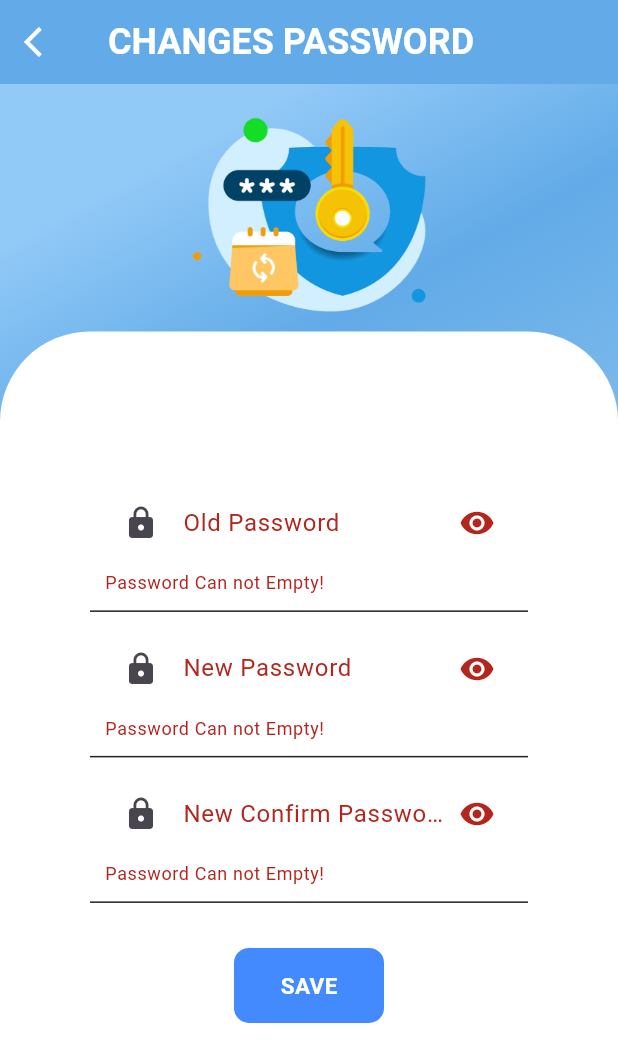
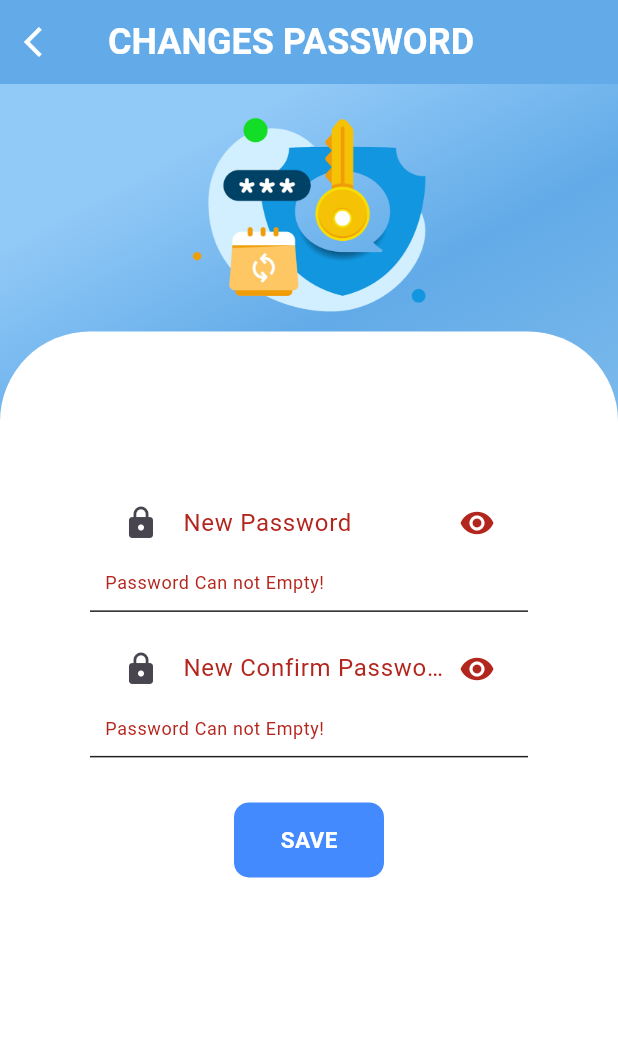
Before and after one commit to dimasAndri1412/FlutterApps-TogetherApps, a Flutter app: the ChangesPasswordMenu screen opened directly, after a tap on "SAVE", on a phone screen of 412 x 824 dp. Shown: the top 1062 px of the screen. Run offline on Flutter 3.47's test engine with Material 3 defaults, Android fonts, the phone set to English and light mode, and no system bars; our stand-ins replace drop_shadow_image, dropdown_search, faker, flutter_slidable, get, intl_phone_field and 1 more; missing offline and left inert: dropdownfield2, mailer.

Commit message:
penambahan changes password

```diff
--- a/lib/ChangesPasswordPage/ChangesPasswordField.dart
+++ b/lib/ChangesPasswordPage/ChangesPasswordField.dart
@@ -37,41 +37,6 @@ class _ChangesPasswordFieldState extends State<ChangesPasswordField> {
                 border: Border(bottom: BorderSide(color: Colors.black87))
             ),
             child: TextFormField(
-              controller: PassController,
-              obscureText: passHide,
-              decoration: InputDecoration(
-                  border: InputBorder.none,
-                  labelText: "Old Password",
-                  hintText: "Please Insert your Default password",
-                  hintStyle: TextStyle(
-                    color: Colors.black12,
-                  ),
-                  prefixIcon: Icon(Icons.lock),
-                  suffixIcon: IconButton(
-                    icon: Icon(
-                        passHide ? Icons.visibility_off :
-                        Icons.visibility
-                    ),
-                    onPressed: () {
-                      setState(() {
-                        passHide = !passHide;
-                      });
-                    },
-                  )
-              ),
-              validator: (value) {
-                if (value == null || value.isEmpty) {
-                  return "Password Can not Empty!";
-                }
-              },
-            ),
-          ),
-          Container(
-            padding: EdgeInsets.all(10),
-            decoration: BoxDecoration(
-                border: Border(bottom: BorderSide(color: Colors.black87))
-            ),
-            child: TextFormField(
               controller: NewPasswordContorller,
               obscureText: passHide,
               decoration: InputDecoration(
@@ -83,15 +48,16 @@ class _ChangesPasswordFieldState extends State<ChangesPasswordField> {
                   ),
                   prefixIcon: Icon(Icons.lock),
                   suffixIcon: IconButton(
+                    onPressed: () {
+                      setState(() {
+                        passHide = !passHide;
+                      });
+
+                    },
                     icon: Icon(
                         passHide ? Icons.visibility_off :
                         Icons.visibility
                     ),
-                    onPressed: () {
-                      setState(() {
-                        passHide = !passHide;
-                      });
-                    },
                   )
               ),
               validator: (value) {
@@ -118,15 +84,15 @@ class _ChangesPasswordFieldState extends State<ChangesPasswordField> {
                   ),
                   prefixIcon: Icon(Icons.lock),
                   suffixIcon: IconButton(
-                    icon: Icon(
-                        passHide ? Icons.visibility_off :
-                        Icons.visibility
-                    ),
                     onPressed: () {
                       setState(() {
                         passHide = !passHide;
                       });
                     },
+                    icon: Icon(
+                        passHide ? Icons.visibility_off :
+                        Icons.visibility
+                    ),
                   )
               ),
               validator: (value) {
```
